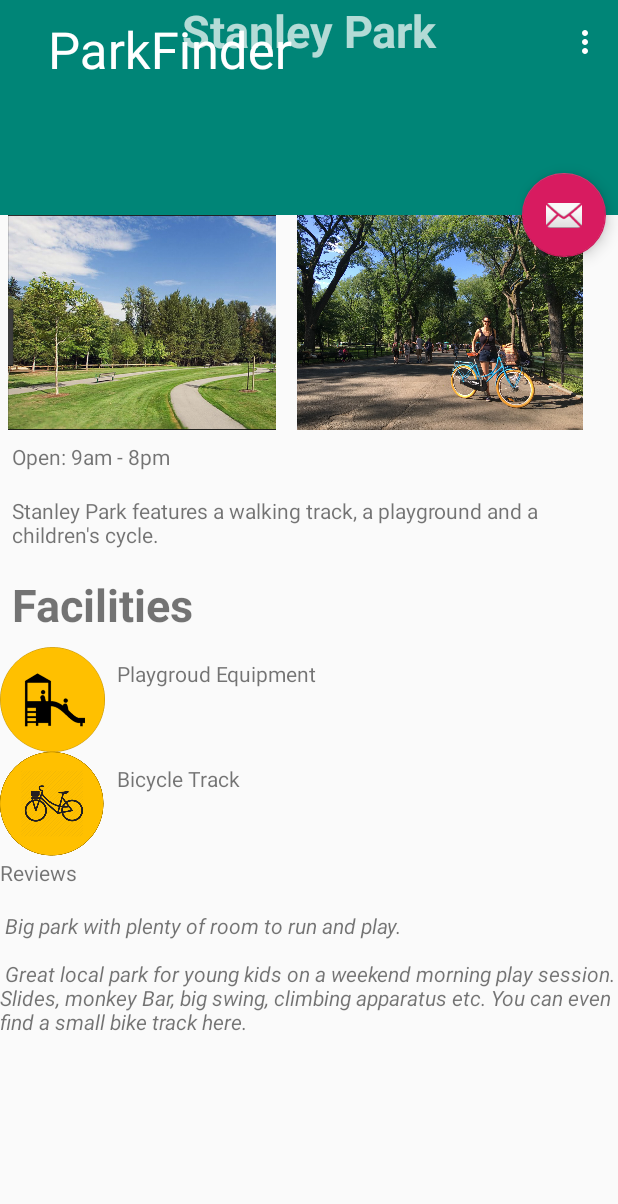
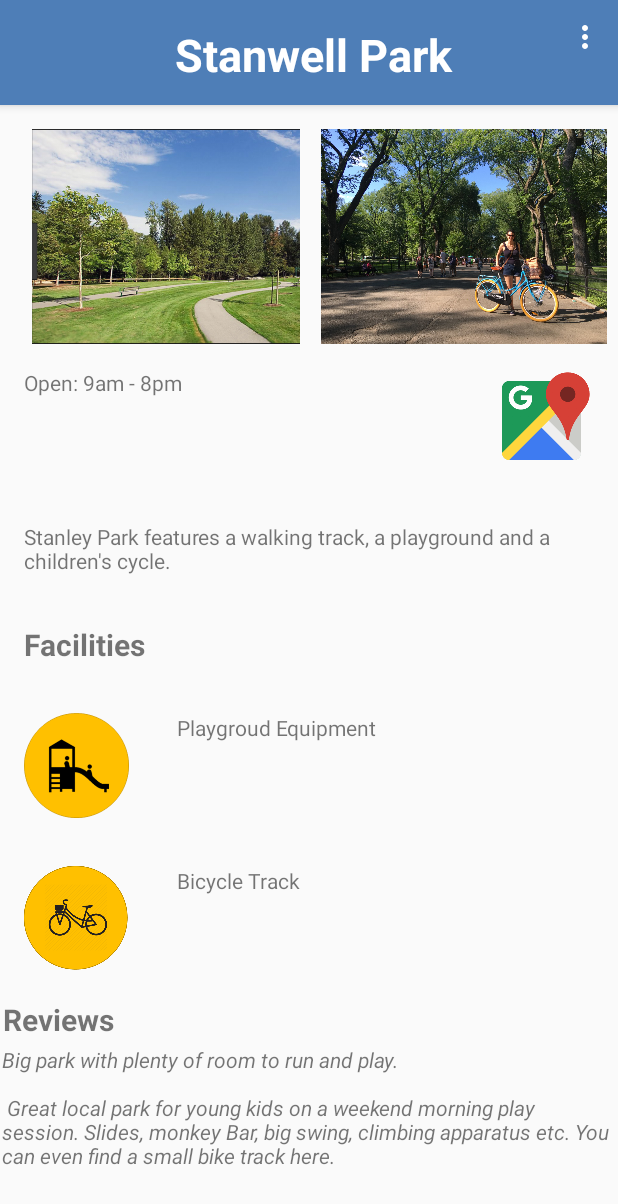
Before and after one commit to 00Chaotic/ParkFinder_Code2Change_2019, an Android app: the screen it shows after launch (ScrollingActivity), on a phone screen of 412 x 824 dp. Shown: the top 1204 px of the screen. Run offline under Robolectric (Android 15) with nearby library versions, the phone set to English and light mode, and no system bars; 2 statements that could not run were skipped.

Commit message:
latest place overview

```diff
--- a/app/src/main/res/layout/activity_scrolling.xml
+++ b/app/src/main/res/layout/activity_scrolling.xml
@@ -10,14 +10,14 @@
     <android.support.design.widget.AppBarLayout
         android:id="@+id/app_bar"
         android:layout_width="match_parent"
-        android:layout_height="143dp"
+        android:layout_height="70dp"
         android:fitsSystemWindows="true"
         android:theme="@style/AppTheme.AppBarOverlay">
 
         <android.support.design.widget.CollapsingToolbarLayout
             android:id="@+id/toolbar_layout"
             android:layout_width="match_parent"
-            android:layout_height="78dp"
+            android:layout_height="50dp"
             android:fitsSystemWindows="true"
             app:contentScrim="?attr/colorPrimary"
             app:layout_scrollFlags="scroll|exitUntilCollapsed"
@@ -26,16 +26,18 @@
             <android.support.v7.widget.Toolbar
                 android:id="@+id/toolbar"
                 android:layout_width="match_parent"
-                android:layout_height="67dp"
+                android:layout_height="50dp"
                 app:layout_collapseMode="pin"
                 app:popupTheme="@style/AppTheme.PopupOverlay" />
 
             <TextView
                 android:id="@+id/textView"
-                android:layout_width="match_parent"
-                android:layout_height="69dp"
-                android:text="Stanley Park"
+                android:layout_width="386dp"
+                android:layout_height="57dp"
+                android:layout_margin="@dimen/fab_margin"
+                android:text="Stanwell Park"
                 android:textAlignment="center"
+                android:textColor="#ffffff"
                 android:textSize="30dp"
                 android:textStyle="bold" />
 
@@ -44,18 +46,5 @@
 
     <include layout="@layout/content_scrolling" />
 
-    <android.support.design.widget.FloatingActionButton
-        android:id="@+id/fab"
-        android:layout_width="wrap_content"
-        android:layout_height="wrap_content"
-        android:layout_margin="@dimen/fab_margin"
-        app:layout_anchor="@id/app_bar"
-        app:layout_anchorGravity="bottom|end"
-        app:srcCompat="@android:drawable/ic_dialog_email"
-        />
-
-
-
-
 
 </android.support.design.widget.CoordinatorLayout>
--- a/app/src/main/res/layout/content_scrolling.xml
+++ b/app/src/main/res/layout/content_scrolling.xml
@@ -19,26 +19,49 @@
             android:orientation="horizontal">
 
             <ImageView
+                android:layout_marginTop="@dimen/fab_margin"
+                android:layout_marginLeft="@dimen/fab_margin"
                 android:id="@+id/imageView1"
                 android:layout_width="189dp"
                 android:layout_height="143dp"
                 app:srcCompat="@drawable/park1" />
 
             <ImageView
+                android:layout_marginTop="@dimen/fab_margin"
+                android:layout_marginRight="@dimen/fab_margin"
                 android:id="@+id/imageView2"
                 android:layout_width="208dp"
                 android:layout_height="match_parent"
-            app:srcCompat="@drawable/parkBike"
+                app:srcCompat="@drawable/parkbike"
                 />
 
 
         </LinearLayout>
 
+        <GridLayout
+            android:layout_width="match_parent"
+            android:layout_height="match_parent">
+
             <TextView
                 android:layout_width="wrap_content"
                 android:layout_height="wrap_content"
                 android:layout_margin="@dimen/text_margin"
-            android:text="@string/large_text" />
+                android:text="@string/large_text"
+                android:layout_column="0"
+                android:layout_row="0"/>
+
+            <ImageView
+                android:id="@+id/imageView5"
+                android:layout_width="70dp"
+                android:layout_height="70dp"
+                android:layout_margin="@dimen/text_margin"
+                app:srcCompat="@drawable/googlemaps"
+                android:layout_column="2"
+                android:layout_row="0"/>
+
+
+        </GridLayout>
+
 
         <View style="@style/Divider"/>
 
@@ -56,7 +79,7 @@
             android:layout_margin="@dimen/text_margin"
             android:text="Facilities"
             android:textStyle="bold"
-            android:textSize="30dp"
+            android:textSize="20dp"
             />
 
         <GridLayout
@@ -67,7 +90,8 @@
                 android:id="@+id/imageView3"
                 android:layout_width="70dp"
                 android:layout_height="70dp"
-                app:srcCompat="@drawable/Playground"
+                android:layout_margin="@dimen/fab_margin"
+                app:srcCompat="@drawable/playground"
                 android:layout_column="0"
                 android:layout_row="0"/>
             <TextView
@@ -82,7 +106,8 @@
                 android:id="@+id/imageView4"
                 android:layout_width="70dp"
                 android:layout_height="70dp"
-                app:srcCompat="@drawable/Bicycle"
+                android:layout_margin="@dimen/fab_margin"
+                app:srcCompat="@drawable/bicycle"
                 android:layout_column="0"
                 android:layout_row="2"/>
 
@@ -99,11 +124,15 @@
         <View style="@style/Divider"/>
 
         <TextView
+            android:layout_margin="2dp"
             android:layout_width="match_parent"
             android:layout_height="match_parent"
             android:text="Reviews"
+            android:textStyle="bold"
+            android:textSize="20dp"
             />
         <TextView
+            android:layout_margin="1dp"
             android:layout_width="match_parent"
             android:layout_height="match_parent"
             android:text="@string/review1"
--- a/app/src/main/res/values/colors.xml
+++ b/app/src/main/res/values/colors.xml
@@ -1,6 +1,6 @@
 <?xml version="1.0" encoding="utf-8"?>
 <resources>
-    <color name="colorPrimary">#008577</color>
+    <color name="colorPrimary">#4e7eb7</color>
     <color name="colorPrimaryDark">#00574B</color>
     <color name="colorAccent">#D81B60</color>
 </resources>
--- /dev/null
+++ b/app/src/main/res/values/dimens.xml
@@ -0,0 +1,6 @@
+<resources>
+    <dimen name="app_bar_height">180dp</dimen>
+    <dimen name="fab_margin">16dp</dimen>
+    <dimen name="text_margin">16dp</dimen>
+
+</resources>
--- a/app/src/main/res/values/strings.xml
+++ b/app/src/main/res/values/strings.xml
@@ -1,16 +1,20 @@
 <resources>
-    <string name="app_name" translatable="true">ParkFinder</string>
-    <string name="title_activity_maps">Map</string>
-    <string name="google_maps_key">AIzaSyA1kpVZHTAOCmf0ghTDNEREtWnWsXoFryg</string>
+    <string name="app_name">HackathonPlaceOverview</string>
+    <string name="large_text">
+        Open: 9am - 8pm
+    </string>
 
+    <string name="description">
+        "Stanley Park features a walking track, a playground and a children's cycle."
+    </string>
 
-    <string name="large_text">Open: 9am - 8pm </string>
+    <string name = "review1">
 
-    <string name="description">Stanley Park features a walking track, a playground and a children\'s cycle.</string>
+         "Big park with plenty of room to run and play. "
 
-    <string name="review1">"\n Big park with plenty of room to run and play. ""\n \n Great local park for young kids on a weekend morning play session. Slides, monkey Bar, big swing, climbing apparatus etc. You can even find a small bike track here." </string>
+        "\n \n Great local park for young kids on a weekend morning play session. Slides, monkey Bar, big swing, climbing apparatus etc. You can even find a small bike track here."
+    </string>
 
     <string name="action_settings">Settings</string>
-
     <string name="title_activity_scrolling2">ScrollingActivity2</string>
 </resources>
--- a/app/src/main/res/values/styles.xml
+++ b/app/src/main/res/values/styles.xml
@@ -1,43 +1,26 @@
-<?xml version="1.0"?>
 <resources>
 
     <!-- Base application theme. -->
-
-
-
-    -<style parent="Theme.AppCompat.Light.DarkActionBar" name="AppTheme">
-
+    <style name="AppTheme" parent="Theme.AppCompat.Light.DarkActionBar">
         <!-- Customize your theme here. -->
-
-
         <item name="colorPrimary">@color/colorPrimary</item>
-
         <item name="colorPrimaryDark">@color/colorPrimaryDark</item>
-
         <item name="colorAccent">@color/colorAccent</item>
-
     </style>
 
-
-    -<style name="AppTheme.NoActionBar">
-
+    <style name="AppTheme.NoActionBar">
         <item name="windowActionBar">false</item>
-
         <item name="windowNoTitle">true</item>
-
     </style>
 
-
-    -<style name="Divider">
-
+    <style name="Divider">
         <item name="android:layout_width">match_parent</item>
-
         <item name="android:layout_height">0.5dp</item>
         android:background="@android:color/darker_gray"
     </style>
 
-    <style parent="ThemeOverlay.AppCompat.Dark.ActionBar" name="AppTheme.AppBarOverlay"/>
+    <style name="AppTheme.AppBarOverlay" parent="ThemeOverlay.AppCompat.Dark.ActionBar" />
 
-    <style parent="ThemeOverlay.AppCompat.Light" name="AppTheme.PopupOverlay"/>
+    <style name="AppTheme.PopupOverlay" parent="ThemeOverlay.AppCompat.Light" />
 
 </resources>
```
Also changed, not shown: app/src/main/res/drawable/ic_launcher_foreground.xml (added, +34 -0 lines), app/src/main/res/drawable/bicycle.png (renamed from app/src/main/res/drawable/Bicycle.png), app/src/main/res/drawable/googlemaps.png (renamed from app/src/main/res/drawable/googleMaps.png), app/src/main/res/drawable/parkbike.jpeg (renamed from app/src/main/res/drawable/parkBike.jpeg), app/src/main/res/drawable/playground.png (renamed from app/src/main/res/drawable/Playground.png), app/src/main/res/drawable/sibiuparkbicycle.jpg (renamed from app/src/main/res/drawable/Sibiu-park-bicycle.jpg). Lines whose indentation alone changed are shown as unchanged.
